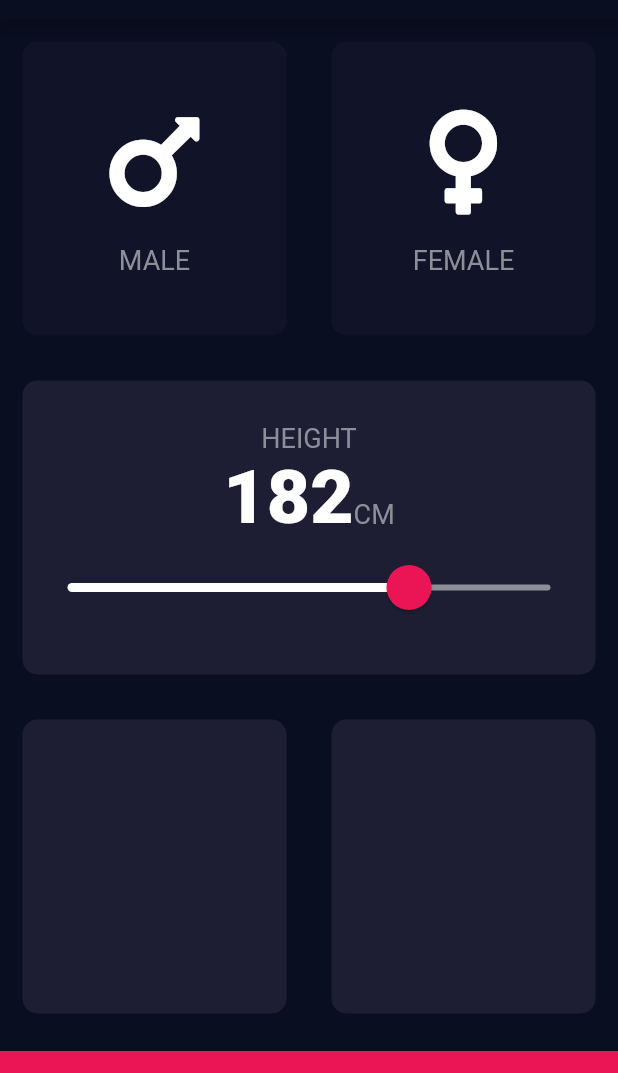
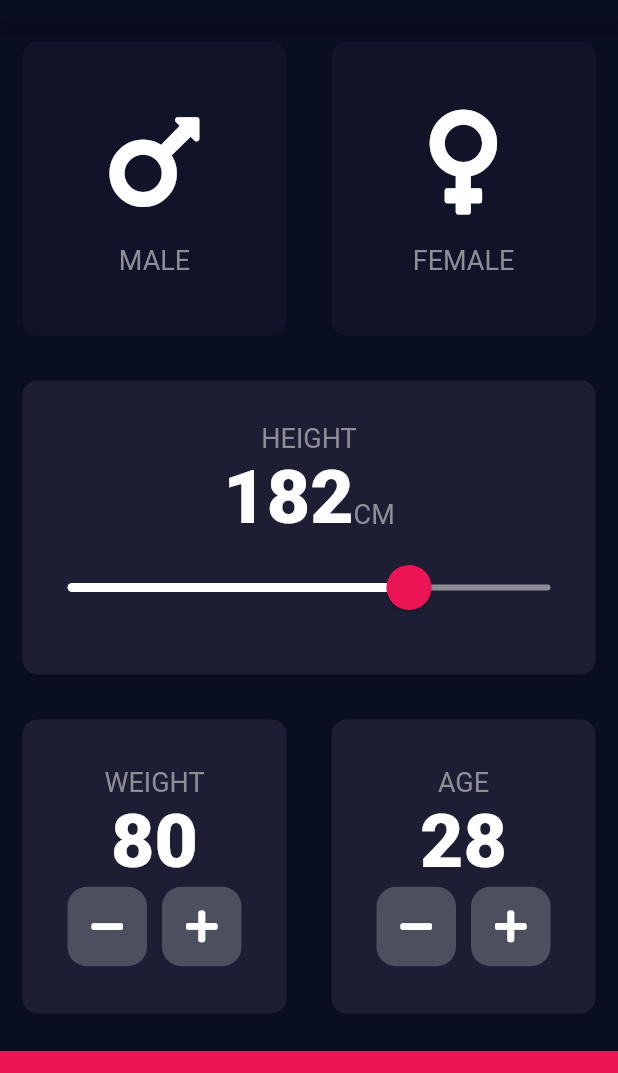
Before and after one commit to erikmaide/BMI, a Flutter app: the screen it shows after launch, on a phone screen of 412 x 824 dp, the part 65-1138 px from its top. Run offline on Flutter 3.47's test engine with Material 2 defaults, Android fonts, the phone set to English and light mode, and no system bars; our stand-ins replace font_awesome_flutter.

Commit message:
added round_icon_button.dart, added weight and age functionality

```diff
--- a/lib/input_page.dart
+++ b/lib/input_page.dart
@@ -4,6 +4,7 @@ import 'package:font_awesome_flutter/font_awesome_flutter.dart';
 import 'reusable_card.dart';
 import 'icon_content.dart';
 import 'constants.dart';
+import 'round_icon_button.dart';
 
 enum Gender { male, female }
 
@@ -15,6 +16,8 @@ class InputPage extends StatefulWidget {
 class _InputPageState extends State<InputPage> {
   Gender selectedGender;
   int height = 182;
+  int weight = 80;
+  int age = 28;
 
   @override
   Widget build(BuildContext context) {
@@ -115,10 +118,80 @@ class _InputPageState extends State<InputPage> {
             child: Row(
               children: <Widget>[
                 Expanded(
-                  child: ReUsableCard(cardColor: activeCardColor),
+                  child: ReUsableCard(
+                    cardColor: activeCardColor,
+                    cardChild: Column(
+                      mainAxisAlignment: MainAxisAlignment.center,
+                      children: <Widget>[
+                        Text(
+                          'WEIGHT',
+                          style: labelTextStyle,
+                        ),
+                        Text(
+                          weight.toString(),
+                          style: numbersTextStyle,
+                        ),
+                        Row(
+                          mainAxisAlignment: MainAxisAlignment.center,
+                          children: <Widget>[
+                            RoundIconButton(
+                                icon: FontAwesomeIcons.minus,
+                                touch: () {
+                                  setState(() {
+                                    weight = weight - 1;
+                                  });
+                                }),
+                            SizedBox(width: 10.0),
+                            RoundIconButton(
+                                icon: FontAwesomeIcons.plus,
+                                touch: () {
+                                  setState(() {
+                                    weight = weight + 1;
+                                  });
+                                }),
+                          ],
+                        )
+                      ],
+                    ),
+                  ),
                 ),
                 Expanded(
-                  child: ReUsableCard(cardColor: activeCardColor),
+                  child: ReUsableCard(
+                    cardColor: activeCardColor,
+                    cardChild: Column(
+                      mainAxisAlignment: MainAxisAlignment.center,
+                      children: <Widget>[
+                        Text(
+                          'AGE',
+                          style: labelTextStyle,
+                        ),
+                        Text(
+                          age.toString(),
+                          style: numbersTextStyle,
+                        ),
+                        Row(
+                          mainAxisAlignment: MainAxisAlignment.center,
+                          children: <Widget>[
+                            RoundIconButton(
+                                icon: FontAwesomeIcons.minus,
+                                touch: () {
+                                  setState(() {
+                                    age = age - 1;
+                                  });
+                                }),
+                            SizedBox(width: 10.0),
+                            RoundIconButton(
+                                icon: FontAwesomeIcons.plus,
+                                touch: () {
+                                  setState(() {
+                                    age = age + 1;
+                                  });
+                                }),
+                          ],
+                        )
+                      ],
+                    ),
+                  ),
                 ),
               ],
             ),
--- /dev/null
+++ b/lib/round_icon_button.dart
@@ -0,0 +1,22 @@
+import 'package:flutter/material.dart';
+
+class RoundIconButton extends StatelessWidget {
+  RoundIconButton({this.icon, this.touch});
+  final IconData icon;
+  final Function touch;
+
+  @override
+  Widget build(BuildContext context) {
+    return RawMaterialButton(
+      child: Icon(icon),
+      onPressed: touch,
+      elevation: 0.0,
+      constraints: BoxConstraints.tightFor(
+        width: 53.0,
+        height: 53.0,
+      ),
+      shape: RoundedRectangleBorder(borderRadius: BorderRadius.circular(13.0)),
+      fillColor: Color(0xFF4C4F5E),
+    );
+  }
+}
```
